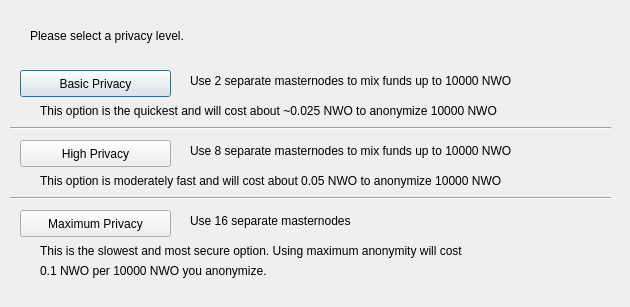
Above: src/qt/forms/obfuscationconfig.ui from swampcoin/bwrgocoin before the change. Below: the same form after it.
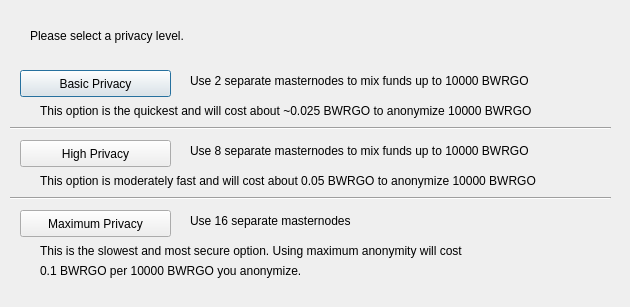
That is the form after the change.

Diff of the .ui file:
```diff
--- a/src/qt/forms/obfuscationconfig.ui
+++ b/src/qt/forms/obfuscationconfig.ui
@@ -75,7 +75,7 @@
     </rect>
    </property>
    <property name="text">
-    <string>Use 2 separate masternodes to mix funds up to 10000 NWO</string>
+    <string>Use 2 separate masternodes to mix funds up to 10000 BWRGO</string>
    </property>
   </widget>
   <widget class="QLabel" name="label_3">
@@ -88,7 +88,7 @@
     </rect>
    </property>
    <property name="text">
-    <string>Use 8 separate masternodes to mix funds up to 10000 NWO</string>
+    <string>Use 8 separate masternodes to mix funds up to 10000 BWRGO</string>
    </property>
   </widget>
   <widget class="QLabel" name="label_4">
@@ -114,7 +114,7 @@
     </rect>
    </property>
    <property name="text">
-    <string>This option is the quickest and will cost about ~0.025 NWO to anonymize 10000 NWO</string>
+    <string>This option is the quickest and will cost about ~0.025 BWRGO to anonymize 10000 BWRGO</string>
    </property>
   </widget>
   <widget class="QLabel" name="label_7">
@@ -127,7 +127,7 @@
     </rect>
    </property>
    <property name="text">
-    <string>This option is moderately fast and will cost about 0.05 NWO to anonymize 10000 NWO</string>
+    <string>This option is moderately fast and will cost about 0.05 BWRGO to anonymize 10000 BWRGO</string>
    </property>
   </widget>
   <widget class="QLabel" name="label_8">
@@ -153,7 +153,7 @@
     </rect>
    </property>
    <property name="text">
-    <string>0.1 NWO per 10000 NWO you anonymize.</string>
+    <string>0.1 BWRGO per 10000 BWRGO you anonymize.</string>
    </property>
   </widget>
   <widget class="Line" name="line">
```
